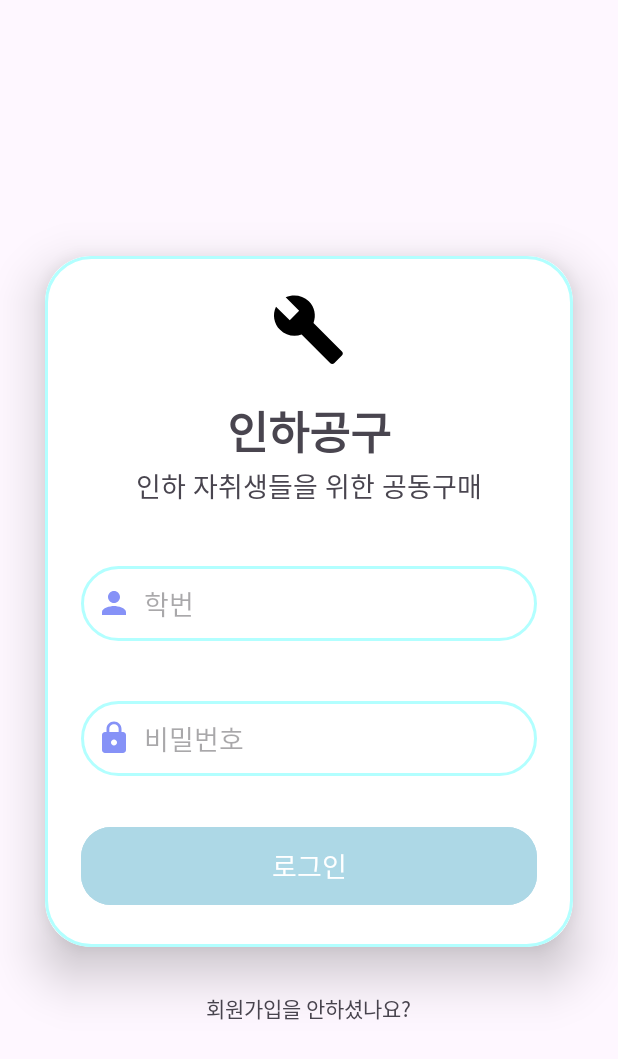
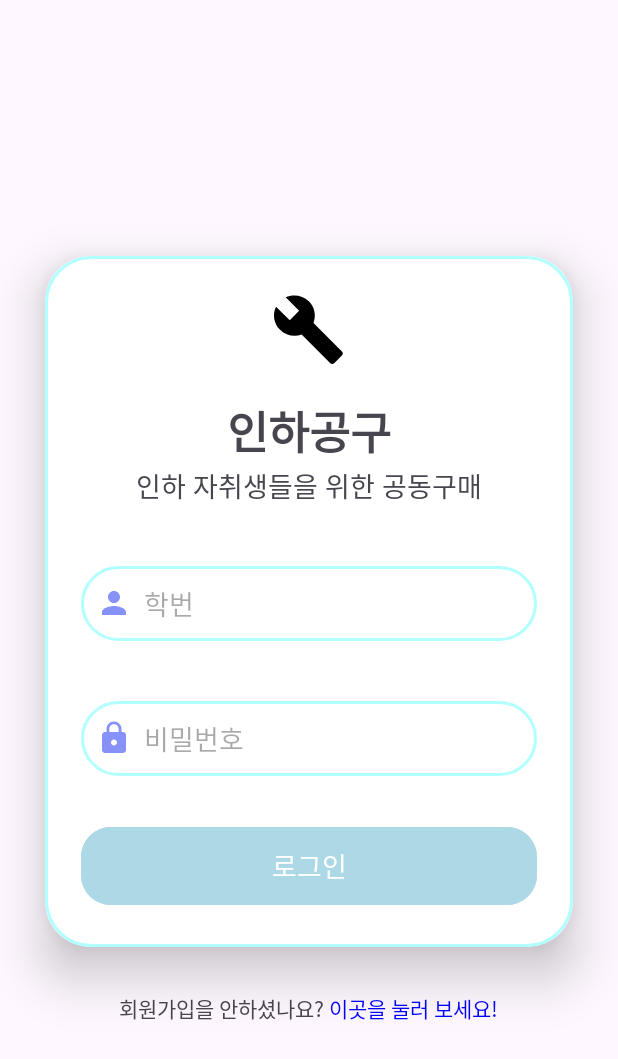
Before and after one commit to nyulnyul/ITC_09, an Android app: the layout loginactivity.xml on its own in the app's theme, with its tools: preview values and no code run, on a phone screen of 412 x 824 dp. Shown: the top 1059 px of the screen. Run offline under Robolectric (Android 15) with nearby library versions, the phone set to English and light mode, and no system bars.

Commit message:
feat: 시작시 로그인 화면 및 회원가입 인텐트 연결
-시작시 로그인 화면 및 회원가입 인텐트 연결

```diff
--- a/app/src/main/AndroidManifest.xml
+++ b/app/src/main/AndroidManifest.xml
@@ -14,7 +14,7 @@
         android:usesCleartextTraffic="true"
         tools:targetApi="31">
         <activity
-            android:name=".MainActivity"
+            android:name=".LoginActivity"
             android:exported="true">
             <intent-filter>
                 <action android:name="android.intent.action.MAIN" />
@@ -22,6 +22,7 @@
                 <category android:name="android.intent.category.LAUNCHER" />
             </intent-filter>
         </activity>
+        <activity android:name=".RegisterActivity"/>
     </application>
 
 </manifest>
--- a/app/src/main/res/layout/loginactivity.xml
+++ b/app/src/main/res/layout/loginactivity.xml
@@ -79,6 +79,12 @@
             android:layout_width="wrap_content"
             android:layout_height="wrap_content"
             android:text="@string/dontregister"/>
+        <TextView
+            android:id="@+id/register_btn"
+            android:layout_width="wrap_content"
+            android:layout_height="wrap_content"
+            android:textColor="@color/blue"
+            android:text=" 이곳을 눌러 보세요!"/>
     </LinearLayout>
 
 </LinearLayout>
```
Also changed, not shown: app/src/main/java/com/example/itc_football/LoginActivity.kt (+13 -4 lines), app/src/main/java/com/example/itc_football/utils/APIService.kt (+1 -9 lines), app/src/main/res/drawable/09.jpeg (deleted).
